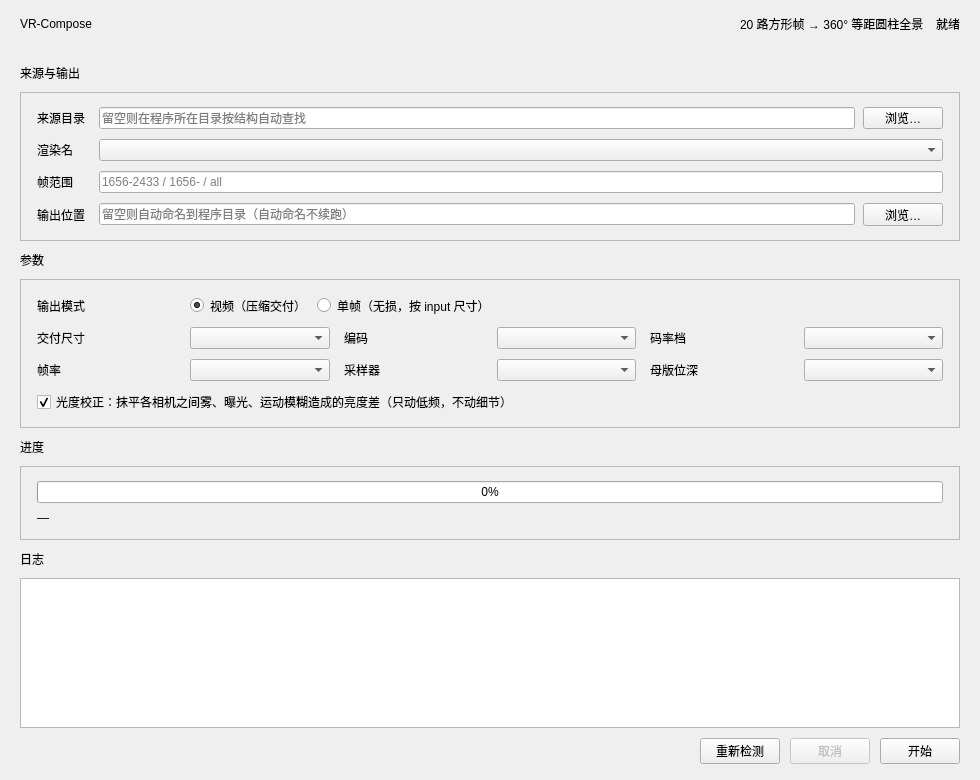
Above: src/vr_compose/gui/main_window.ui from Pannic17/VR-360-Compose before the change. Below: the same form after it.
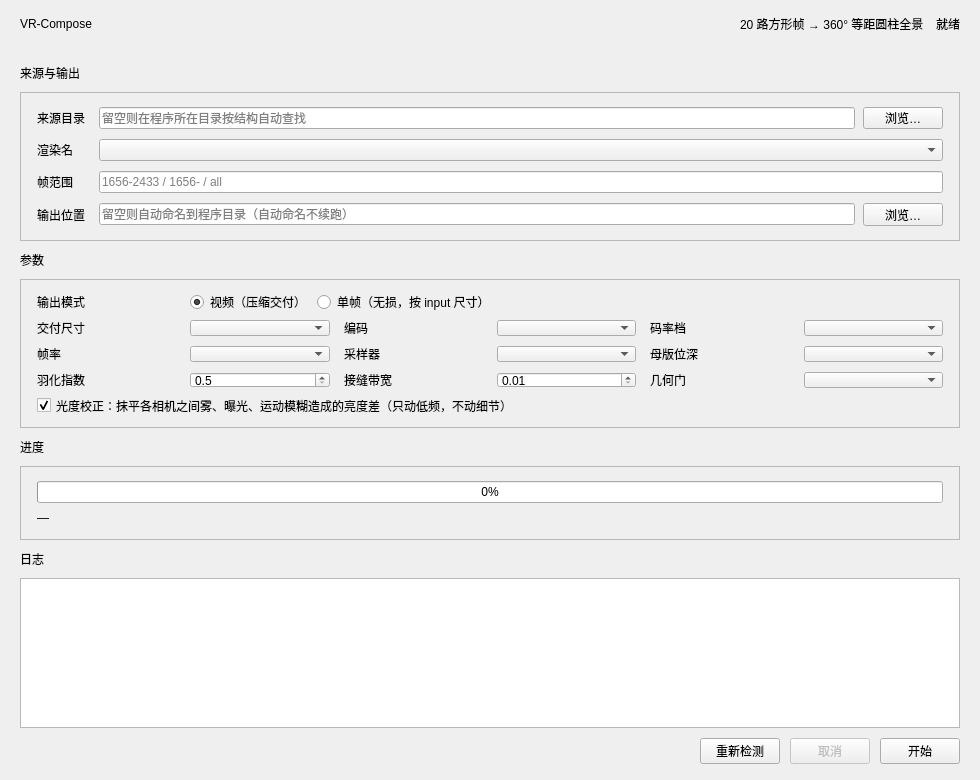
That is the form after the change.

Commit message: Not all of the overlap has to change hands: --seam-band

The edit to the form file:
```diff
--- a/src/vr_compose/gui/main_window.ui
+++ b/src/vr_compose/gui/main_window.ui
@@ -233,7 +233,45 @@
           <item row="2" column="5">
            <widget class="QComboBox" name="bitDepthComboBox"/>
           </item>
-          <item row="3" column="0" colspan="6">
+          <item row="3" column="0">
+           <widget class="QLabel" name="featherPowerLabel">
+            <property name="text"><string>羽化指数</string></property>
+           </widget>
+          </item>
+          <item row="3" column="1">
+           <widget class="QDoubleSpinBox" name="featherPowerSpinBox">
+            <property name="decimals"><number>1</number></property>
+            <property name="minimum"><double>0.500000000000000</double></property>
+            <property name="maximum"><double>32.000000000000000</double></property>
+            <property name="singleStep"><double>0.500000000000000</double></property>
+            <property name="toolTip"><string>混合权重是「到 tile 边缘的距离」的这个次方，越大越偏向看得最正的那一片相机。相机之间对不齐时调高能让细长的东西实起来；默认 2。</string></property>
+           </widget>
+          </item>
+          <item row="3" column="2">
+           <widget class="QLabel" name="seamBandLabel">
+            <property name="text"><string>接缝带宽</string></property>
+           </widget>
+          </item>
+          <item row="3" column="3">
+           <widget class="QDoubleSpinBox" name="seamBandSpinBox">
+            <property name="decimals"><number>2</number></property>
+            <property name="minimum"><double>0.010000000000000</double></property>
+            <property name="maximum"><double>1.000000000000000</double></property>
+            <property name="singleStep"><double>0.050000000000000</double></property>
+            <property name="toolTip"><string>两台相机的重叠区里，有多大比例真的参与交接。1.00（默认）＝整个重叠区都混合，相机彼此对得上时这是对的。相机对不齐、或会动的东西在各相机里位置不同时调小：0.25 表示每个方向只由看得最正的一两台相机出图，物体只被画一次而不是叠成几个半透明的影子，交接仍然是渐变而不是硬边。</string></property>
+           </widget>
+          </item>
+          <item row="3" column="4">
+           <widget class="QLabel" name="gateLabel">
+            <property name="text"><string>几何门</string></property>
+           </widget>
+          </item>
+          <item row="3" column="5">
+           <widget class="QComboBox" name="gateComboBox">
+            <property name="toolTip"><string>每隔若干帧量一次相邻相机在同一方向上的分歧：中位 1.0 / 均值 1.5 以上警告，2.5 / 4.0 以上停机，免得拿错的装配跑完一整趟。关掉只是不再检查，不改变画面 —— 给装配确实对不齐、但仍然要出片的数据用。</string></property>
+           </widget>
+          </item>
+          <item row="4" column="0" colspan="6">
            <widget class="QCheckBox" name="harmoniseCheckBox">
             <property name="text"><string>光度校正：抹平各相机之间雾、曝光、运动模糊造成的亮度差（只动低频，不动细节）</string></property>
             <property name="toolTip"><string>渲染器按每个视口单独计算体积雾、曝光、运动模糊，相邻相机看同一方向会差几级亮度，拼出来有 tile 形状的色块。开着时把这种平滑的差异在混合前扣掉；本来一致的数据几乎不受影响。关掉则输出与 P1 基准逐字节相同。</string></property>
```
The commit also changes 9 other files.
